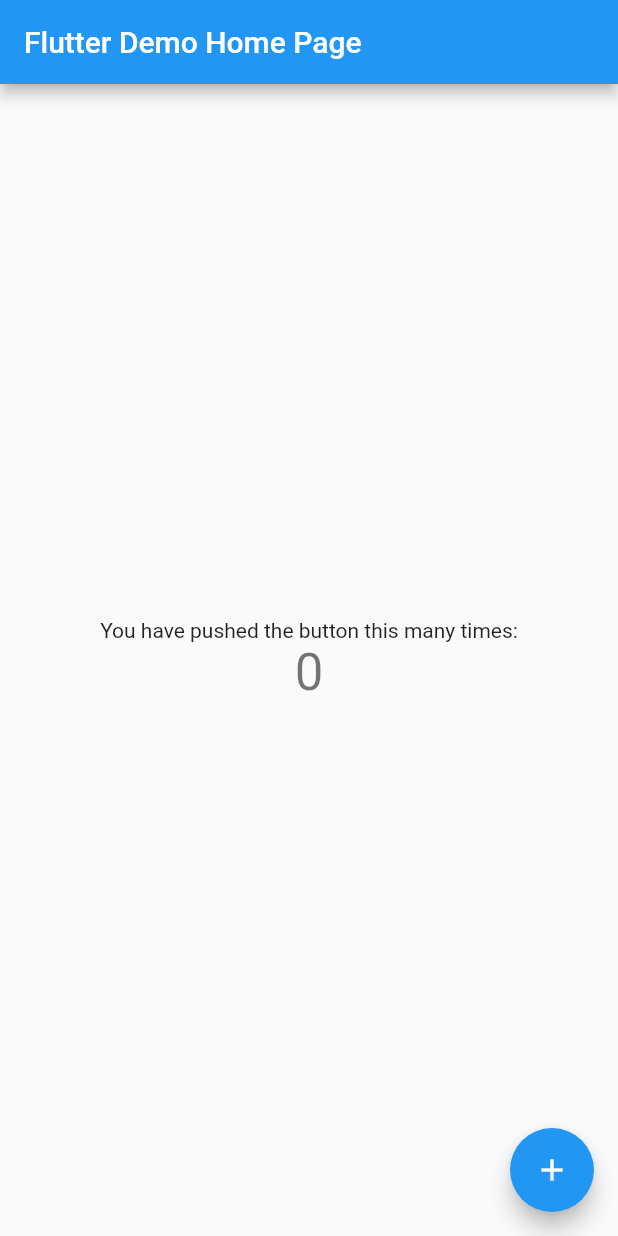
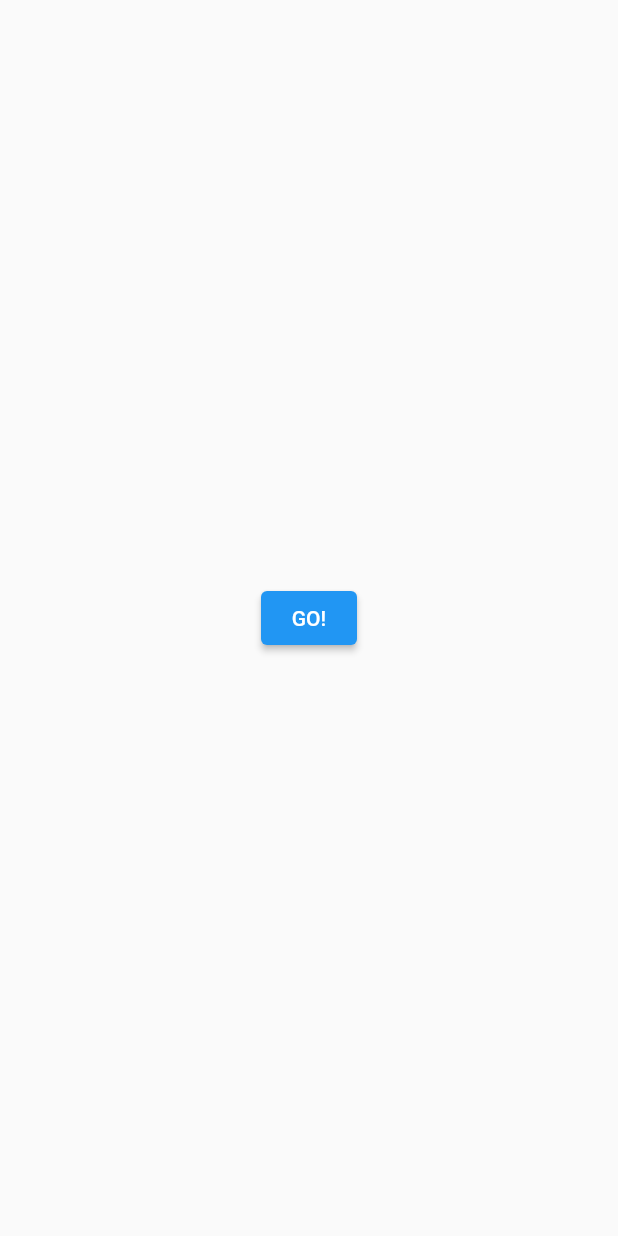
Before and after one commit to VictorHenzzo/pokedex, a Flutter app: the screen it shows after launch, on a phone screen of 412 x 824 dp. Run offline on Flutter 3.47's test engine with Material 2 defaults, Android fonts, the phone set to English and light mode, and no system bars; our stand-ins replace equatable, get_it, result_dart.

```diff
--- a/lib/core/adapters/http/http_data_source_adapter.dart
+++ b/lib/core/adapters/http/http_data_source_adapter.dart
@@ -7,14 +7,12 @@ class HttpDataSourceAdapter implements RemoteDatasource {
 
   HttpDataSourceAdapter(this.client);
 
-  String get _baseUrl => 'https://pokeapi.co/api/v2/';
-
   @override
   Future<Response> get({
     required String url,
     Map<String, String>? headers,
   }) async {
-    final uri = Uri.parse(_baseUrl + url);
+    final uri = Uri.parse(url);
 
     final httpResponse = await client
         .get(
--- a/lib/core/managers/instance_manager.dart
+++ b/lib/core/managers/instance_manager.dart
@@ -14,7 +14,7 @@ class InstanceManager {
     bool? signalsReady,
   }) {
     if (_serviceInjector.isRegistered<T>()) {
-      throw Exception('Instance $instance is already registered');
+      throw Exception('$instance is already registered');
     }
 
     _serviceInjector.registerSingleton<T>(
--- a/lib/main.dart
+++ b/lib/main.dart
@@ -1,5 +1,7 @@
 import 'package:flutter/material.dart';
 import 'package:pokedex/core/bindings/core_bindings.dart';
+import 'package:pokedex/core/domain/usecases/pokemon/fetch_pokemon_pagination.dart';
+import 'package:pokedex/core/managers/instance_manager.dart';
 
 void main() {
   CoreBindings.configureDependencies();
@@ -10,109 +12,45 @@ void main() {
 class MyApp extends StatelessWidget {
   const MyApp({super.key});
 
-  // This widget is the root of your application.
   @override
   Widget build(BuildContext context) {
     return MaterialApp(
       title: 'Flutter Demo',
       theme: ThemeData(
-        // This is the theme of your application.
-        //
-        // Try running your application with "flutter run". You'll see the
-        // application has a blue toolbar. Then, without quitting the app, try
-        // changing the primarySwatch below to Colors.green and then invoke
-        // "hot reload" (press "r" in the console where you ran "flutter run",
-        // or simply save your changes to "hot reload" in a Flutter IDE).
-        // Notice that the counter didn't reset back to zero; the application
-        // is not restarted.
         primarySwatch: Colors.blue,
       ),
-      home: const MyHomePage(title: 'Flutter Demo Home Page'),
+      home: MyWidget(
+        useCase: InstanceManager().find(),
+      ),
     );
   }
 }
 
-class MyHomePage extends StatefulWidget {
-  const MyHomePage({super.key, required this.title});
+class MyWidget extends StatelessWidget {
+  const MyWidget({
+    super.key,
+    required this.useCase,
+  });
 
-  // This widget is the home page of your application. It is stateful, meaning
-  // that it has a State object (defined below) that contains fields that affect
-  // how it looks.
-
-  // This class is the configuration for the state. It holds the values (in this
-  // case the title) provided by the parent (in this case the App widget) and
-  // used by the build method of the State. Fields in a Widget subclass are
-  // always marked "final".
-
-  final String title;
-
-  @override
-  State<MyHomePage> createState() => _MyHomePageState();
-}
-
-class _MyHomePageState extends State<MyHomePage> {
-  int _counter = 0;
-
-  void _incrementCounter() {
-    setState(() {
-      // This call to setState tells the Flutter framework that something has
-      // changed in this State, which causes it to rerun the build method below
-      // so that the display can reflect the updated values. If we changed
-      // _counter without calling setState(), then the build method would not be
-      // called again, and so nothing would appear to happen.
-      _counter++;
-    });
-  }
+  final IFetchPokemonPaginationUseCase useCase;
 
   @override
   Widget build(BuildContext context) {
-    // This method is rerun every time setState is called, for instance as done
-    // by the _incrementCounter method above.
-    //
-    // The Flutter framework has been optimized to make rerunning build methods
-    // fast, so that you can just rebuild anything that needs updating rather
-    // than having to individually change instances of widgets.
     return Scaffold(
-      appBar: AppBar(
-        // Here we take the value from the MyHomePage object that was created by
-        // the App.build method, and use it to set our appbar title.
-        title: Text(widget.title),
-      ),
       body: Center(
-        // Center is a layout widget. It takes a single child and positions it
-        // in the middle of the parent.
-        child: Column(
-          // Column is also a layout widget. It takes a list of children and
-          // arranges them vertically. By default, it sizes itself to fit its
-          // children horizontally, and tries to be as tall as its parent.
-          //
-          // Invoke "debug painting" (press "p" in the console, choose the
-          // "Toggle Debug Paint" action from the Flutter Inspector in Android
-          // Studio, or the "Toggle Debug Paint" command in Visual Studio Code)
-          // to see the wireframe for each widget.
-          //
-          // Column has various properties to control how it sizes itself and
-          // how it positions its children. Here we use mainAxisAlignment to
-          // center the children vertically; the main axis here is the vertical
-          // axis because Columns are vertical (the cross axis would be
-          // horizontal).
-          mainAxisAlignment: MainAxisAlignment.center,
-          children: <Widget>[
-            const Text(
-              'You have pushed the button this many times:',
-            ),
-            Text(
-              '$_counter',
-              style: Theme.of(context).textTheme.headline4,
-            ),
-          ],
-        ),
-      ),
-      floatingActionButton: FloatingActionButton(
-        onPressed: _incrementCounter,
-        tooltip: 'Increment',
-        child: const Icon(Icons.add),
-      ), // This trailing comma makes auto-formatting nicer for build methods.
+          child: ElevatedButton(
+        child: Text('GO!'),
+        onPressed: fetch,
+      )),
     );
   }
+
+  Future<void> fetch() async {
+    final result = await useCase.fetch();
+    final i = result.getOrNull();
+
+    if (i != null) {
+      print(i);
+    }
+  }
 }
```
Also changed, not shown: 2 other files.
